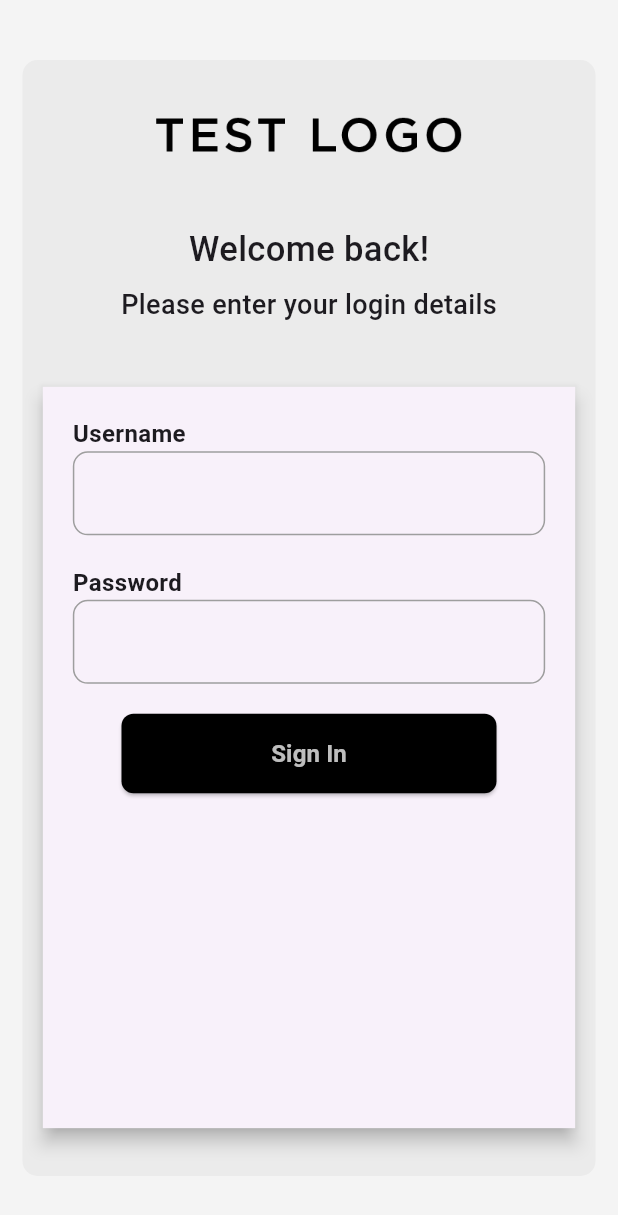
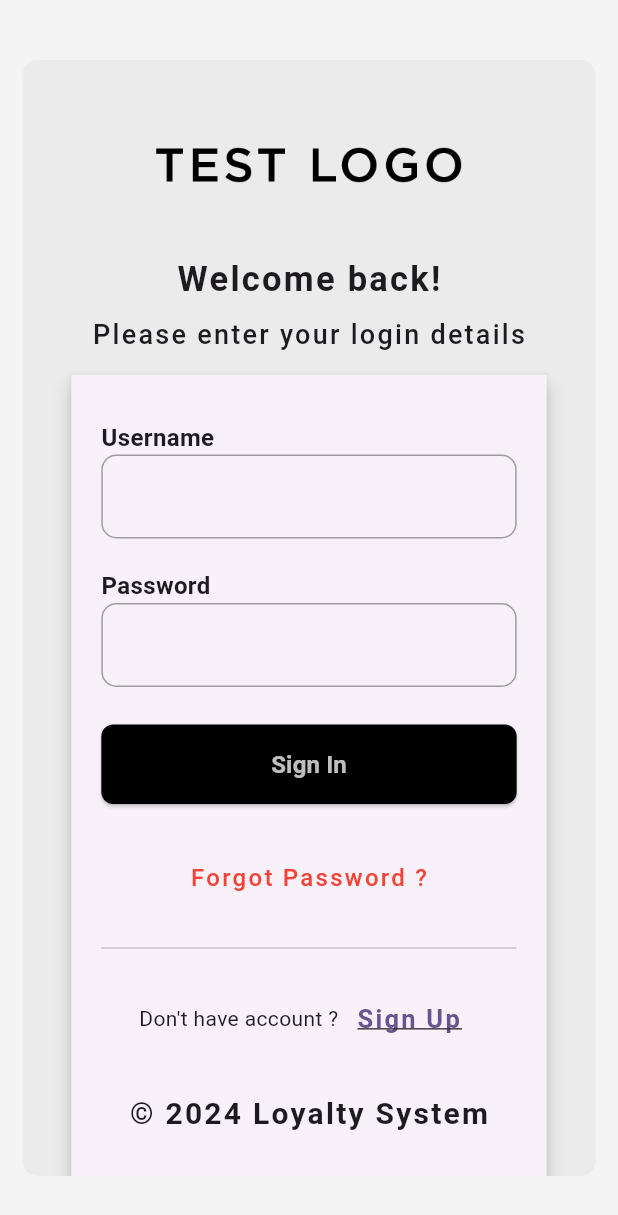
Before and after one commit to rajushah404/Loyalty, a Flutter app: the LoginPage screen opened directly, on a phone screen of 412 x 824 dp. Shown: the top 1215 px of the screen. Run offline on Flutter 3.47's test engine with Material 3 defaults, Android fonts, the phone set to English and light mode, and no system bars.

Commit message:
login refactor

```diff
--- a/lib/03_application/page/login_page/login_page.dart
+++ b/lib/03_application/page/login_page/login_page.dart
@@ -18,11 +18,15 @@ class LoginPage extends StatelessWidget {
           vertical: isMobileScreen(context) ? 40 : 100,
           horizontal: isMobileScreen(context) ? 15 : 100,
         ),
+        child: Center(
           child: Container(
             decoration: BoxDecoration(
               color: AppColor.whiteText,
               borderRadius: BorderRadius.circular(10),
             ),
+            child: SingleChildScrollView(
+              child: Padding(
+                padding: const EdgeInsets.all(20.0),
                 child: Column(
                   crossAxisAlignment: CrossAxisAlignment.start,
                   children: [
@@ -38,7 +42,10 @@ class LoginPage extends StatelessWidget {
                     const Center(
                       child: Text(
                         "Welcome back!",
-                  style: TextStyle(fontSize: 23, fontWeight: FontWeight.w500),
+                        style: TextStyle(
+                            fontSize: 23,
+                            fontWeight: FontWeight.w700,
+                            letterSpacing: 1.5),
                       ),
                     ),
                     const SizedBox(
@@ -47,18 +54,20 @@ class LoginPage extends StatelessWidget {
                     const Center(
                       child: Text(
                         "Please enter your login details",
-                  style: TextStyle(fontSize: 18, fontWeight: FontWeight.w500),
+                        style: TextStyle(
+                            fontSize: 18,
+                            fontWeight: FontWeight.w500,
+                            letterSpacing: 1.5),
                       ),
                     ),
                     const SizedBox(
                       height: 10,
                     ),
-              Expanded(
-                child: Center(
-                  child: LayoutBuilder(builder: (context, size) {
+                    LayoutBuilder(
+                      builder: (context, size) {
                         double width = MediaQuery.of(context).size.width;
-                    return SizedBox(
-                        height: size.maxHeight * 0.90,
+                        return Center(
+                          child: SizedBox(
                             width: isLargeScreen(context)
                                 ? size.maxWidth * 0.50
                                 : size.maxWidth * 0.95,
@@ -70,15 +79,14 @@ class LoginPage extends StatelessWidget {
                               elevation: 5,
                               child: Padding(
                                 padding: EdgeInsets.symmetric(
-                              horizontal:
-                                  isLargeScreen(context) ? width * 0.10 : 20,
+                                  horizontal: isLargeScreen(context)
+                                      ? width * 0.10
+                                      : 20,
+                                  vertical: 30,
                                 ),
                                 child: Column(
                                   crossAxisAlignment: CrossAxisAlignment.center,
                                   children: [
-                                SizedBox(
-                                  height: isLargeScreen(context) ? 80 : 20,
-                                ),
                                     const Row(
                                       children: [
                                         Text(
@@ -110,7 +118,7 @@ class LoginPage extends StatelessWidget {
                                         lableText: '',
                                         controller: passwordController),
                                     const SizedBox(
-                                  height: 20,
+                                      height: 25,
                                     ),
                                     ElevatedButton(
                                       onPressed: () {},
@@ -118,11 +126,12 @@ class LoginPage extends StatelessWidget {
                                         foregroundColor: AppColor.lightText,
                                         backgroundColor: AppColor.darkText,
                                         shape: RoundedRectangleBorder(
-                                      borderRadius: BorderRadius.circular(8),
+                                          borderRadius:
+                                              BorderRadius.circular(8),
                                         ),
                                         padding: const EdgeInsets.symmetric(
                                             vertical: 15),
-                                    minimumSize: const Size(250, 50),
+                                        minimumSize: const Size(300, 50),
                                       ),
                                       child: const Text(
                                         'Sign In',
@@ -132,14 +141,85 @@ class LoginPage extends StatelessWidget {
                                         ),
                                       ),
                                     ),
+                                    const SizedBox(
+                                      height: 25,
+                                    ),
+                                    TextButton(
+                                      onPressed: () {},
+                                      child: const Text(
+                                        "Forgot Password ?",
+                                        style: TextStyle(
+                                            color: AppColor.appbar,
+                                            fontSize: 16,
+                                            letterSpacing: 1.5,
+                                            fontWeight: FontWeight.w500),
+                                      ),
+                                    ),
+                                    const SizedBox(
+                                      height: 15,
+                                    ),
+                                    const Divider(),
+                                    const SizedBox(
+                                      height: 15,
+                                    ),
+                                    Row(
+                                      mainAxisAlignment:
+                                          MainAxisAlignment.center,
+                                      children: [
+                                        const Flexible(
+                                            child:
+                                                Text("Don't have account ?")),
+                                        TextButton(
+                                          onPressed: () {},
+                                          child: const Text(
+                                            'Sign Up',
+                                            style: TextStyle(
+                                              fontSize: 17,
+                                              fontWeight: FontWeight.w700,
+                                              letterSpacing: 1.5,
+                                              decoration:
+                                                  TextDecoration.underline,
+                                            ),
+                                          ),
+                                        )
+                                      ],
+                                    ),
+                                    const SizedBox(
+                                      height: 25,
+                                    ),
+                                    const Text(
+                                      '© 2024 Loyalty System',
+                                      style: TextStyle(
+                                          fontSize: 20,
+                                          fontWeight: FontWeight.bold,
+                                          letterSpacing: 1.5),
+                                    ),
+                                    const SizedBox(
+                                      height: 10,
+                                    ),
+                                    TextButton(
+                                        onPressed: () {},
+                                        child: const Text(
+                                          'Privacy & Policy',
+                                          style: TextStyle(
+                                              decoration:
+                                                  TextDecoration.underline,
+                                              letterSpacing: 1.5,
+                                              fontSize: 17,
+                                              fontWeight: FontWeight.w500),
+                                        ))
                                   ],
                                 ),
                               ),
-                        ));
-                  }),
                             ),
-              )
+                          ),
+                        );
+                      },
+                    ),
                   ],
+                ),
+              ),
+            ),
           ),
         ),
       ),
--- a/lib/main.dart
+++ b/lib/main.dart
@@ -16,9 +16,8 @@
         colorScheme: ColorScheme.fromSeed(seedColor: Colors.deepPurple),
         useMaterial3: true,
       ),
-      home:
-          // LoginPage(),
-          const LandingPage(),
+      home: const LoginPage(),
+      // const LandingPage(),
       debugShowCheckedModeBanner: false,
     );
   }
```
Lines whose indentation alone changed are shown as unchanged.
